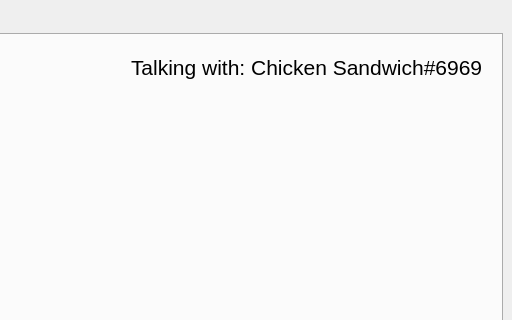
Old version of the form src/ui/main.ui in the repository SSS-Says-Snek/hisock-voip-app; both pictures show x 289 to 801 and y 0 to 320 of the 801 by 709 pixel window.
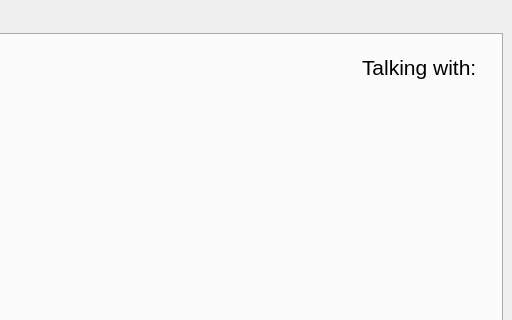
New version of the form. The open tabs and pages were chosen to show the change.

Commit message: DM notification fix

```diff
--- a/src/ui/main.ui
+++ b/src/ui/main.ui
@@ -242,7 +242,7 @@
                 </font>
                </property>
                <property name="text">
-                <string>Talking with: Chicken Sandwich#6969</string>
+                <string>Talking with: </string>
                </property>
               </widget>
              </item>
```
The commit also changes 2 other files.
